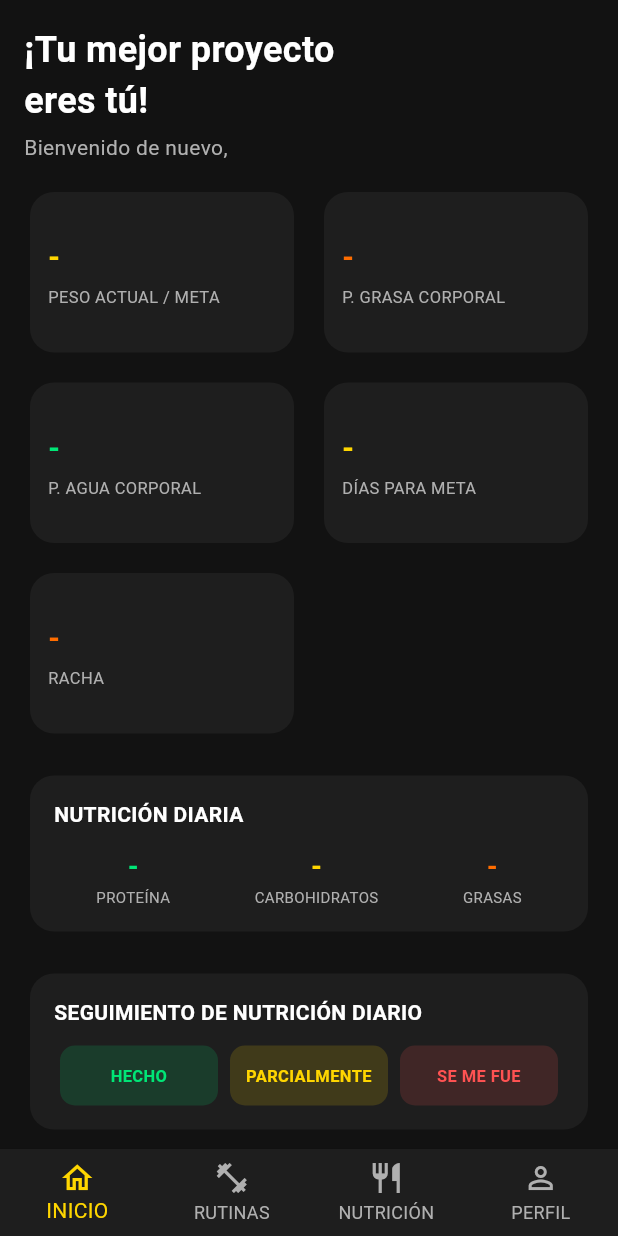
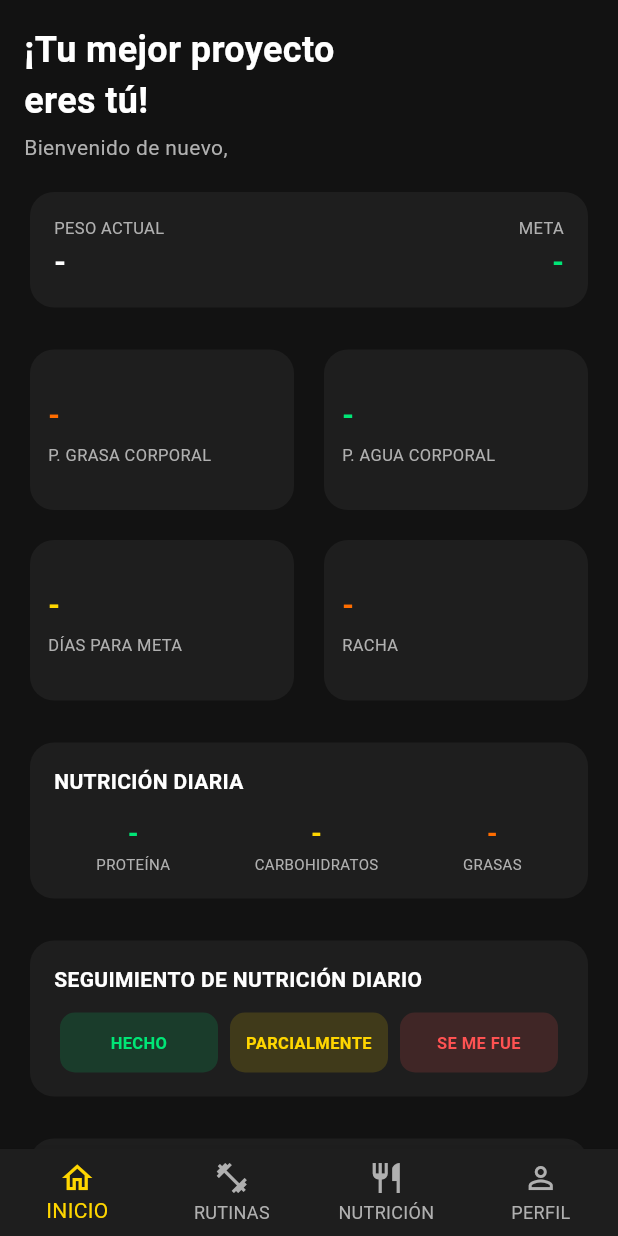
Before and after one commit to GabrielRosalesAzurdia/Sistema-de-seguimiento-de-rutinas-y-nutrici-n-frontend, a Flutter app: the MainNavScreen screen opened directly, on a phone screen of 412 x 824 dp. Run offline on Flutter 3.47's test engine with Material 3 defaults, Android fonts, the phone set to English and light mode, and no system bars; our stand-ins replace dio, flutter_secure_storage; accounts and stored records are empty; network calls fail.

Commit message:
Agregar gráfica de peso al dashboard (fl_chart)
Nuevo TrackingService.getWeightHistory() + WeightPoint, y
widgets/weight_chart.dart (WeightChartCard) con un LineChart de
fl_chart (declarado en pubspec.yaml desde el inicio, sin usar hasta
ahora). Sin historial (< 2 puntos), muestra solo peso actual/meta sin
gráfica.

Reemplaza la card "PESO ACTUAL / META" que vivía dentro del grid 2x2 —
el grid queda con sus 4 métricas originales (grasa, agua, días meta,
racha), resolviendo la asimetría temporal del commit anterior.

```diff
--- a/lib/screens/dashboard_screen.dart
+++ b/lib/screens/dashboard_screen.dart
@@ -7,6 +7,7 @@ import '../services/nutrition_service.dart';
 import '../services/tracking_service.dart';
 import '../widgets/macro_pill.dart';
 import '../widgets/metric_card.dart';
+import '../widgets/weight_chart.dart';
 
 /// Pantalla 'Inicio': réplica funcional del mockup (página 3):
 /// peso actual/meta, % grasa y agua corporal (calculados por el
@@ -28,6 +29,7 @@ class _DashboardScreenState extends State<DashboardScreen> {
   NutritionPlan? _plan;
   int? _daysToGoal;
   TrackingSummary? _summary;
+  List<WeightPoint> _weightHistory = [];
   NutritionCheckStatus? _todayStatus;
   bool _loading = true;
 
@@ -44,12 +46,14 @@ class _DashboardScreenState extends State<DashboardScreen> {
         _nutritionService.getMyCurrentPlan(),
         _trackingService.getDaysToGoal(),
         _trackingService.getSummary(),
+        _trackingService.getWeightHistory(),
       ]);
       setState(() {
         _member = results[0] as Member;
         _plan = results[1] as NutritionPlan?;
         _daysToGoal = results[2] as int?;
         _summary = results[3] as TrackingSummary?;
+        _weightHistory = results[4] as List<WeightPoint>;
         _loading = false;
       });
     } catch (_) {
@@ -83,6 +87,8 @@ class _DashboardScreenState extends State<DashboardScreen> {
                 'Bienvenido de nuevo, ${_member?.fullName.split(' ').first ?? ''}',
                 style: const TextStyle(color: AppColors.textSecondary)),
             const SizedBox(height: 16),
+            WeightChartCard(member: _member, history: _weightHistory),
+            const SizedBox(height: 20),
             _MetricsGrid(
                 member: _member, daysToGoal: _daysToGoal, summary: _summary),
             const SizedBox(height: 20),
@@ -119,13 +125,6 @@ class _MetricsGrid extends StatelessWidget {
       crossAxisSpacing: 12,
       childAspectRatio: 1.6,
       children: [
-        MetricCard(
-          label: 'PESO ACTUAL / META',
-          value: member?.currentWeightKg != null
-              ? '${member!.currentWeightKg} / ${member!.goalWeightKg ?? '-'} kg'
-              : '-',
-          color: AppColors.yellow,
-        ),
         MetricCard(
           label: 'P. GRASA CORPORAL',
           value: member?.bodyFatPercentage != null
--- a/lib/services/tracking_service.dart
+++ b/lib/services/tracking_service.dart
@@ -35,6 +35,19 @@ class TrackingSummary {
       );
 }
 
+/// Un punto del historial de peso (ver GET /api/tracking/me/weight-history/).
+class WeightPoint {
+  final DateTime date;
+  final double weightKg;
+
+  WeightPoint({required this.date, required this.weightKg});
+
+  factory WeightPoint.fromJson(Map<String, dynamic> json) => WeightPoint(
+        date: DateTime.parse(json['date']),
+        weightKg: (json['weight_kg'] as num).toDouble(),
+      );
+}
+
 class TrackingService {
   final _client = ApiClient.instance;
 
@@ -64,4 +77,13 @@ class TrackingService {
     final response = await _client.dio.get('/tracking/me/summary/');
     return TrackingSummary.fromJson(response.data);
   }
+
+  /// Historial de peso (mediciones mensuales del coach) para la
+  /// gráfica de la card 'PESO ACTUAL / META'.
+  Future<List<WeightPoint>> getWeightHistory() async {
+    final response = await _client.dio.get('/tracking/me/weight-history/');
+    return (response.data as List)
+        .map((e) => WeightPoint.fromJson(e))
+        .toList();
+  }
 }
--- /dev/null
+++ b/lib/widgets/weight_chart.dart
@@ -0,0 +1,85 @@
+import 'package:fl_chart/fl_chart.dart';
+import 'package:flutter/material.dart';
+import '../core/theme.dart';
+import '../models/member.dart';
+import '../services/tracking_service.dart';
+
+/// Card "PESO ACTUAL / META" con la gráfica de línea del historial de
+/// peso (docs/mockups/app/03_dashboard.jpeg). Sin historial todavía
+/// (miembro nuevo, coach no ha registrado medidas), se muestra solo
+/// el valor actual/meta sin gráfica.
+class WeightChartCard extends StatelessWidget {
+  final Member? member;
+  final List<WeightPoint> history;
+
+  const WeightChartCard({required this.member, required this.history, super.key});
+
+  @override
+  Widget build(BuildContext context) {
+    return Card(
+      child: Padding(
+        padding: const EdgeInsets.all(16),
+        child: Column(
+          crossAxisAlignment: CrossAxisAlignment.start,
+          children: [
+            Row(
+              mainAxisAlignment: MainAxisAlignment.spaceBetween,
+              children: [
+                Column(
+                  crossAxisAlignment: CrossAxisAlignment.start,
+                  children: [
+                    const Text('PESO ACTUAL',
+                        style: TextStyle(fontSize: 11, color: AppColors.textSecondary)),
+                    Text(
+                      member?.currentWeightKg != null
+                          ? '${member!.currentWeightKg} kg'
+                          : '-',
+                      style: const TextStyle(
+                          fontSize: 20, fontWeight: FontWeight.bold, color: AppColors.textPrimary),
+                    ),
+                  ],
+                ),
+                Column(
+                  crossAxisAlignment: CrossAxisAlignment.end,
+                  children: [
+                    const Text('META', style: TextStyle(fontSize: 11, color: AppColors.textSecondary)),
+                    Text(
+                      member?.goalWeightKg != null ? '${member!.goalWeightKg} kg' : '-',
+                      style: const TextStyle(
+                          fontSize: 20, fontWeight: FontWeight.bold, color: AppColors.green),
+                    ),
+                  ],
+                ),
+              ],
+            ),
+            if (history.length >= 2) ...[
+              const SizedBox(height: 16),
+              SizedBox(
+                height: 100,
+                child: LineChart(
+                  LineChartData(
+                    gridData: const FlGridData(show: false),
+                    titlesData: const FlTitlesData(show: false),
+                    borderData: FlBorderData(show: false),
+                    lineBarsData: [
+                      LineChartBarData(
+                        spots: [
+                          for (var i = 0; i < history.length; i++)
+                            FlSpot(i.toDouble(), history[i].weightKg),
+                        ],
+                        isCurved: true,
+                        color: AppColors.yellow,
+                        barWidth: 3,
+                        dotData: const FlDotData(show: false),
+                      ),
+                    ],
+                  ),
+                ),
+              ),
+            ],
+          ],
+        ),
+      ),
+    );
+  }
+}
```
